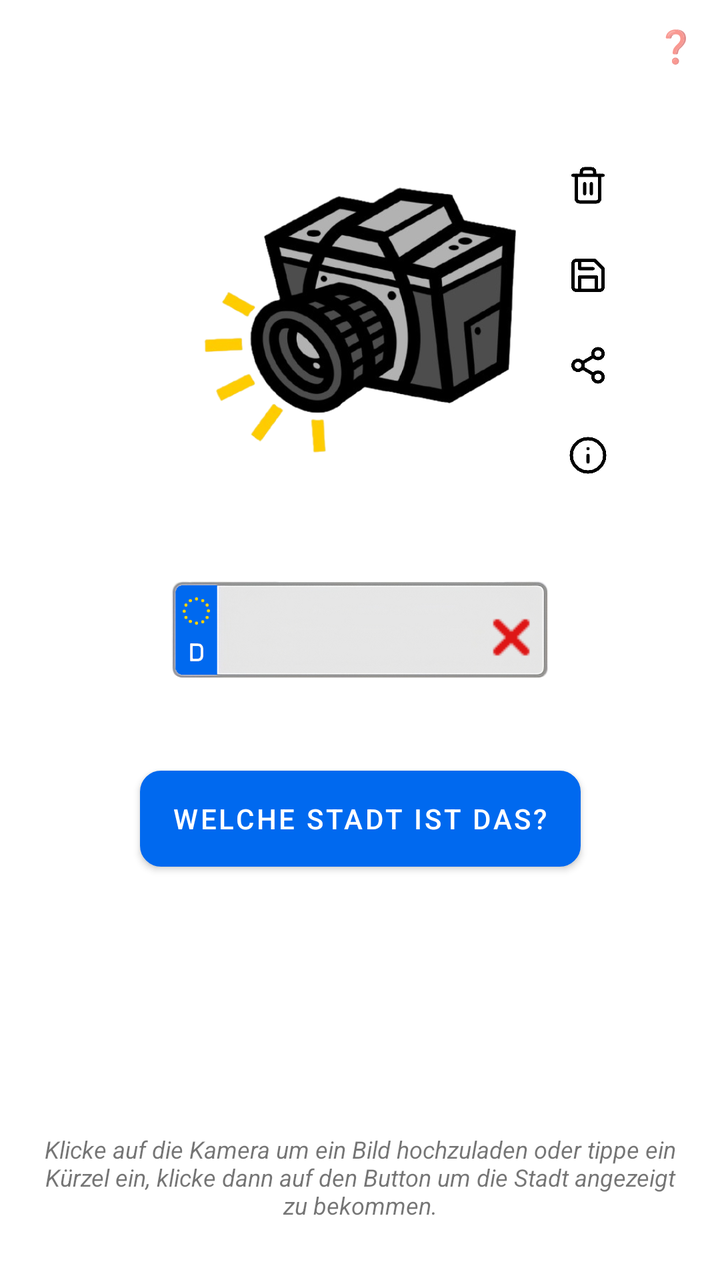
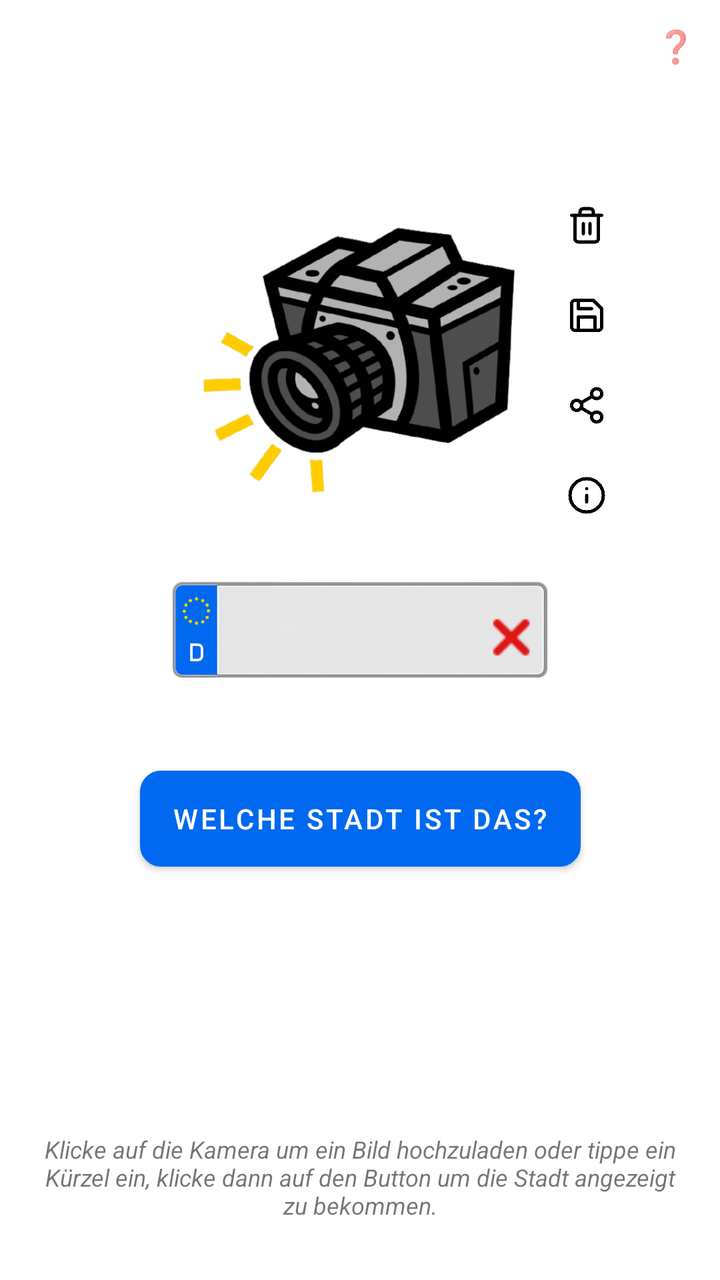

An Android layout rendered at two revisions. The XML below is the earlier revision; the diff shows what the commit changed to produce the second picture.
<!-- AndroidManifest.xml: application theme Theme.Kennzeichenerkennung -->
<!-- res/layout/fragment_home.xml -->
<?xml version="1.0" encoding="utf-8"?>
<androidx.coordinatorlayout.widget.CoordinatorLayout xmlns:android="http://schemas.android.com/apk/res/android"
    xmlns:app="http://schemas.android.com/apk/res-auto"
    xmlns:tools="http://schemas.android.com/tools"
    android:layout_width="match_parent"
    android:layout_height="match_parent"
    tools:context=".ui.day.DayFragment">

    <androidx.constraintlayout.widget.ConstraintLayout
        android:id="@+id/button"
        android:layout_width="match_parent"
        android:layout_height="match_parent"
        android:visibility="visible"
        tools:context=".ui.home.HomeFragment"
        tools:visibility="visible">

        <TextView
            android:id="@+id/text_home"
            android:layout_width="match_parent"
            android:layout_height="wrap_content"
            android:layout_marginStart="18dp"
            android:layout_marginTop="8dp"
            android:layout_marginEnd="18dp"
            android:text="Klicke auf die Kamera um ein Bild hochzuladen oder tippe ein Kürzel ein, klicke dann auf den Button um die Stadt angezeigt zu bekommen."
            android:textAlignment="center"
            android:textSize="12sp"
            android:textStyle="italic"
            app:layout_constraintBottom_toBottomOf="parent"
            app:layout_constraintEnd_toEndOf="parent"
            app:layout_constraintHorizontal_bias="0.0"
            app:layout_constraintStart_toStartOf="parent"
            app:layout_constraintTop_toTopOf="parent"
            app:layout_constraintVertical_bias="0.95" />

        <Button
            android:id="@+id/buttongenerate"
            android:layout_width="wrap_content"
            android:layout_height="wrap_content"
            android:layout_marginTop="-20dp"
            android:background="@drawable/edit_text_rounded_corner"
            android:text="Welche Stadt ist das?"
            android:textColor="@color/white"
            app:layout_constraintEnd_toEndOf="parent"
            app:layout_constraintStart_toStartOf="parent"
            app:layout_constraintTop_toBottomOf="@+id/imagekennzeichen" />

        <TextView
            android:id="@+id/tourbtn"
            android:layout_width="wrap_content"
            android:layout_height="wrap_content"
            android:layout_margin="12dp"
            android:text="❓"
            android:textSize="16sp"
            app:layout_constraintEnd_toEndOf="parent"
            app:layout_constraintTop_toTopOf="parent"
            app:tint="#CBDE1616" />

        <ImageView
            android:id="@+id/imageView2"
            android:layout_width="178dp"
            android:layout_height="180dp"
            android:layout_marginTop="70dp"
            android:src="@drawable/camera_pic"
            app:layout_constraintEnd_toEndOf="parent"
            app:layout_constraintHorizontal_bias="0.5"
            app:layout_constraintStart_toStartOf="parent"
            app:layout_constraintTop_toTopOf="parent" />

        <ImageView
            android:id="@+id/imagekennzeichen"
            android:layout_width="280dp"
            android:layout_height="180dp"
            android:layout_marginTop="225dp"
            android:src="@drawable/img3"
            app:layout_constraintEnd_toEndOf="parent"
            app:layout_constraintHorizontal_bias="0.5"
            app:layout_constraintStart_toStartOf="parent"
            app:layout_constraintTop_toTopOf="parent" />

        <com.google.android.material.textfield.TextInputLayout
            android:id="@+id/kuerzeleingabe1"
            style="@style/Widget.MaterialComponents.TextInputLayout.OutlinedBox"
            android:layout_width="138.5dp"
            android:layout_height="wrap_content"
            android:layout_marginTop="44dp"
            android:hint=""
            app:boxBackgroundMode="none"
            app:boxCornerRadiusBottomEnd="12dp"
            app:boxCornerRadiusBottomStart="12dp"
            app:boxCornerRadiusTopEnd="12dp"
            app:boxCornerRadiusTopStart="12dp"
            app:layout_constraintEnd_toEndOf="parent"
            app:layout_constraintHorizontal_bias="0.46"
            app:layout_constraintStart_toStartOf="parent"
            app:layout_constraintTop_toTopOf="@id/imagekennzeichen">

            <com.google.android.material.textfield.TextInputEditText
                android:id="@+id/kuerzeleingabe2"
                android:layout_width="match_parent"
                android:layout_height="wrap_content"
                android:focusedSearchResultHighlightColor="#00FFFFFF"
                android:fontFamily="@font/schriftkraftfahrzeugkennzeichen"
                android:gravity="left|center"
                android:inputType="textCapCharacters"
                android:outlineAmbientShadowColor="#00FFFFFF"
                android:outlineSpotShadowColor="#00FFFFFF"
                android:padding="10dp"
                android:searchResultHighlightColor="#00FFFFFF"
                android:textColor="@color/black"
                android:textColorHighlight="#00BA2626"
                android:textColorHint="#9B9B9B"
                android:textCursorDrawable="?attr/colorTextNormal"
                android:textIsSelectable="true"
                android:textSize="46dp"
                android:textStyle="bold" />
        </com.google.android.material.textfield.TextInputLayout>

        <ImageButton
            android:id="@+id/x"
            android:layout_width="54dp"
            android:layout_height="54dp"
            android:layout_marginStart="-12dp"
            android:backgroundTint="#00FFFFFF"
            android:scaleType="fitCenter"
            android:src="@drawable/icon_x"
            app:layout_constraintBottom_toBottomOf="@+id/kuerzeleingabe1"
            app:layout_constraintStart_toEndOf="@+id/kuerzeleingabe1"
            app:layout_constraintTop_toTopOf="@id/kuerzeleingabe1"
            app:layout_constraintVertical_bias="0.59"
            app:tint="@color/red" />

        <TextView
            android:id="@+id/textViewAusgabe"
            android:layout_width="wrap_content"
            android:layout_height="wrap_content"
            android:layout_marginEnd="0dp"
            android:gravity="center"
            android:padding="20dp"
            android:text=""
            android:textColor="?attr/colorTextNormal"
            android:textSize="23.5dp"
            app:layout_constraintBottom_toTopOf="@+id/text_home"
            app:layout_constraintEnd_toEndOf="parent"
            app:layout_constraintStart_toStartOf="parent"
            app:layout_constraintTop_toBottomOf="@+id/buttongenerate" />

        <TextView
            android:id="@+id/textViewAusgabe2"
            android:layout_width="wrap_content"
            android:layout_height="wrap_content"
            android:layout_marginStart="10dp"
            android:layout_marginTop="10dp"
            android:gravity="center_horizontal"
            android:text=""
            android:textColor="@color/cardview_dark_background"
            android:textSize="10dp"
            app:layout_constraintStart_toStartOf="parent"
            app:layout_constraintTop_toTopOf="parent" />

        <RelativeLayout
            android:layout_width="wrap_content"
            android:layout_height="wrap_content"
            app:layout_constraintBottom_toBottomOf="@id/imageView2"
            app:layout_constraintStart_toEndOf="@id/imageView2"
            app:layout_constraintTop_toTopOf="@+id/imageView2">

            <ImageView
                android:id="@+id/delete_btn"
                android:layout_width="20dp"
                android:layout_height="20dp"
                android:layout_marginLeft="15dp"
                android:src="@drawable/icon_delete"
                app:tint="?attr/colorTextNormal" />

            <ImageView
                android:id="@+id/save_btn"
                android:layout_width="20dp"
                android:layout_height="20dp"
                android:layout_below="@id/delete_btn"
                android:layout_marginLeft="15dp"
                android:layout_marginTop="25dp"
                android:src="@drawable/icon_save"
                app:tint="?attr/colorTextNormal" />

            <ImageView
                android:id="@+id/share_btn"
                android:layout_width="20dp"
                android:layout_height="20dp"
                android:layout_below="@id/save_btn"
                android:layout_marginLeft="15dp"
                android:layout_marginTop="25dp"
                android:src="@drawable/icon_share"
                app:tint="?attr/colorTextNormal" />

            <ImageView
                android:id="@+id/picinfo_btn"
                android:layout_width="20dp"
                android:layout_height="20dp"
                android:layout_below="@id/share_btn"
                android:layout_marginLeft="15dp"
                android:layout_marginTop="25dp"
                android:src="@drawable/icon_info"
                app:tint="?attr/colorTextNormal" />

        </RelativeLayout>

    </androidx.constraintlayout.widget.ConstraintLayout>

    <androidx.constraintlayout.widget.ConstraintLayout
        android:id="@+id/sliderview"
        android:layout_width="match_parent"
        android:layout_height="wrap_content"
        android:background="@drawable/edit_text_rounded_corner_more2"
        android:backgroundTint="?attr/greyslider"
        android:visibility="gone"
        app:behavior_peekHeight="83dp"
        app:layout_behavior="com.google.android.material.bottomsheet.BottomSheetBehavior"
        app:layout_constraintBottom_toBottomOf="parent"
        app:layout_constraintEnd_toEndOf="parent"
        app:layout_constraintStart_toStartOf="parent">

        <RelativeLayout
            android:id="@+id/slider"
            android:layout_width="75dp"
            android:layout_height="6dp"
            android:layout_marginTop="10dp"
            android:background="@drawable/edit_text_rounded_corner_more"
            android:backgroundTint="?attr/colorPrimaryVariant"
            app:layout_constraintEnd_toEndOf="parent"
            app:layout_constraintStart_toStartOf="parent"
            app:layout_constraintTop_toTopOf="parent" />

        <androidx.core.widget.NestedScrollView
            android:id="@+id/infos"
            android:layout_width="match_parent"
            android:layout_height="wrap_content"
            app:layout_constraintBottom_toBottomOf="parent"
            app:layout_constraintEnd_toEndOf="parent"
            app:layout_constraintStart_toStartOf="parent"
            app:layout_constraintTop_toBottomOf="@id/slider">

            <RelativeLayout
                android:layout_width="match_parent"
                android:layout_height="wrap_content"
                android:layout_marginBottom="5dp">

                <androidx.constraintlayout.widget.ConstraintLayout
                    android:layout_width="wrap_content"
                    android:layout_height="wrap_content"
                    android:layout_alignParentEnd="true"
                    android:layout_marginTop="20dp"
                    android:layout_marginEnd="20dp">

                    <ImageView
                        android:id="@+id/like_btn"
                        android:layout_width="24dp"
                        android:layout_height="24dp"
                        android:src="@drawable/icon_heartempty"
                        app:layout_constraintLeft_toLeftOf="parent"
                        app:layout_constraintTop_toTopOf="parent"
                        app:tint="#FF0000" />

                    <ImageView
                        android:id="@+id/liked_btn"
                        android:layout_width="24dp"
                        android:layout_height="24dp"
                        android:src="@drawable/icon_heartfull"
                        app:layout_constraintLeft_toLeftOf="parent"
                        app:layout_constraintTop_toTopOf="parent"
                        app:tint="#FF0000" />
                </androidx.constraintlayout.widget.ConstraintLayout>

                <TextView
                    android:id="@+id/infotitel"
                    android:layout_width="match_parent"
                    android:layout_height="wrap_content"
                    android:layout_marginStart="15dp"
                    android:layout_marginTop="15dp"
                    android:layout_marginEnd="20dp"
                    android:text="Die wichtigsten Infos des Kennzeichens\nzusammengefasst:"
                    android:textAlignment="textStart"
                    android:textColor="?attr/colorTextNormal"
                    android:textSize="16sp"
                    android:textStyle="italic" />

                <RelativeLayout
                    android:id="@+id/fragment_container1"
                    android:layout_width="match_parent"
                    android:layout_height="wrap_content"
                    android:layout_below="@id/infotitel"
                    android:layout_marginHorizontal="12dp"
                    android:layout_marginTop="13dp">

                    <LinearLayout
                        android:id="@+id/factsmapcard"
                        android:layout_width="match_parent"
                        android:layout_height="wrap_content"
                        android:layout_marginTop="13dp"
                        android:orientation="horizontal">

                        <androidx.cardview.widget.CardView
                            android:layout_width="0dp"
                            android:layout_height="wrap_content"
                            android:layout_marginEnd="8dp"
                            android:layout_marginBottom="10dp"
                            android:layout_weight="1"
                            app:cardCornerRadius="12dp"
                            app:cardElevation="4dp">

                            <LinearLayout
                                android:layout_width="match_parent"
                                android:layout_height="wrap_content"
                                android:orientation="vertical"
                                android:padding="10dp">

                                <TextView
                                    android:id="@+id/kuerzeltitel"
                                    android:layout_width="wrap_content"
                                    android:layout_height="wrap_content"
                                    android:text="Kürzel:  "
                                    android:textColor="@color/yellow"
                                    android:textSize="16sp"
                                    android:textStyle="italic|bold" />

                                <TextView
                                    android:id="@+id/kuerzelwert"
                                    android:layout_width="wrap_content"
                                    android:layout_height="wrap_content"
                                    android:text=""
                                    android:textColor="?attr/colorTextNormal"
                                    android:textIsSelectable="true"
                                    android:textSize="16sp" />

                                <TextView
                                    android:id="@+id/herleitungstitel"
                                    android:layout_width="wrap_content"
                                    android:layout_height="wrap_content"
                                    android:text="Herleitung:  "
                                    android:textColor="@color/yellow"
                                    android:textSize="16sp"
                                    android:textStyle="italic|bold" />

                                <TextView
                                    android:id="@+id/herleitungswert"
                                    android:layout_width="wrap_content"
                                    android:layout_height="wrap_content"
                                    android:text=""
                                    android:textColor="?attr/colorTextNormal"
                                    android:textIsSelectable="true"
                                    android:textSize="16sp" />

                                <TextView
                                    android:id="@+id/stadtoderkreistitel"
                                    android:layout_width="wrap_content"
                                    android:layout_height="wrap_content"
                                    android:text="Stadt / Kreis:  "
                                    android:textColor="@color/yellow"
                                    android:textSize="16sp"
                                    android:textStyle="italic|bold" />

                                <TextView
                                    android:id="@+id/stadtoderkreiswert"
                                    android:layout_width="wrap_content"
                                    android:layout_height="wrap_content"
                                    android:text=""
                                    android:textColor="?attr/colorTextNormal"
                                    android:textIsSelectable="true"
                                    android:textSize="16sp" />

                                <TextView
                                    android:id="@+id/bundeslandtitel"
                                    android:layout_width="wrap_content"
                                    android:layout_height="wrap_content"
                                    android:text="Bundesland:  "
                                    android:textColor="@color/yellow"
                                    android:textSize="16sp"
                                    android:textStyle="italic|bold" />

                                <TextView
                                    android:id="@+id/bundeslandwert"
                                    android:layout_width="wrap_content"
                                    android:layout_height="wrap_content"
                                    android:text=""
                                    android:textColor="?attr/colorTextNormal"
                                    android:textIsSelectable="true"
                                    android:textSize="16sp" />

                                <TextView
                                    android:id="@+id/bundesland_iso_titel"
                                    android:layout_width="wrap_content"
                                    android:layout_height="wrap_content"
                                    android:text="Iso3166-2:  "
                                    android:textColor="@color/yellow"
                                    android:textSize="16sp"
                                    android:textStyle="italic|bold" />

                                <TextView
                                    android:id="@+id/bundesland_iso_wert"
                                    android:layout_width="wrap_content"
                                    android:layout_height="wrap_content"
                                    android:text=" ---"
                                    android:textColor="?attr/colorTextNormal"
                                    android:textIsSelectable="true"
                                    android:textSize="16sp" />

                                <TextView
                                    android:id="@+id/landtitel"
                                    android:layout_width="wrap_content"
                                    android:layout_height="wrap_content"
                                    android:text="Länderkürzel:  "
                                    android:textColor="@color/yellow"
                                    android:textSize="16sp"
                                    android:textStyle="italic|bold" />

                                <TextView
                                    android:id="@+id/landwert"
                                    android:layout_width="wrap_content"
                                    android:layout_height="wrap_content"
                                    android:text=""
                                    android:textColor="?attr/colorTextNormal"
                                    android:textIsSelectable="true"
                                    android:textSize="16sp" />
                            </LinearLayout>
                        </androidx.cardview.widget.CardView>

                        <androidx.constraintlayout.widget.ConstraintLayout
                            android:id="@+id/mapconstlayout"
                            android:layout_width="0dp"
                            android:layout_height="match_parent"
                            android:layout_marginStart="8dp"
                            android:layout_weight="1">

                            <androidx.cardview.widget.CardView
                                android:id="@+id/mapcardview"
                                android:layout_width="match_parent"
                                android:layout_height="match_parent"
                                android:layout_marginBottom="10dp"
                                app:cardCornerRadius="16dp"
                                app:cardElevation="4dp"
                                app:layout_constraintBottom_toBottomOf="parent"
                                app:layout_constraintEnd_toEndOf="parent"
                                app:layout_constraintStart_toStartOf="parent"
                                app:layout_constraintTop_toTopOf="parent">

                                <org.osmdroid.views.MapView
                                    android:id="@+id/map"
                                    android:layout_width="match_parent"
                                    android:layout_height="match_parent" />

                                <RelativeLayout
                                    android:id="@+id/maprel"
                                    android:layout_width="match_parent"
                                    android:layout_height="match_parent"
                                    android:layout_alignTop="@id/map"
                                    android:layout_alignBottom="@id/map" />
                            </androidx.cardview.widget.CardView>

                            <androidx.cardview.widget.CardView
                                android:id="@+id/kurzCard"
                                android:layout_width="0dp"
                                android:layout_height="0dp"
                                app:cardBackgroundColor="@color/red"
                                app:cardCornerRadius="999dp"
                                app:cardElevation="4dp"
                                app:cardPreventCornerOverlap="false"
                                app:cardUseCompatPadding="true"
                                app:layout_constraintBottom_toBottomOf="parent"
                                app:layout_constraintDimensionRatio="1:1"
                                app:layout_constraintEnd_toEndOf="parent"
                                app:layout_constraintStart_toStartOf="parent"
                                app:layout_constraintTop_toTopOf="parent">

                                <TextView
                                    android:id="@+id/kurzCardText"
                                    android:layout_width="match_parent"
                                    android:layout_height="match_parent"
                                    android:fontFamily="@font/schriftkraftfahrzeugkennzeichen"
                                    android:gravity="center"
                                    android:text="WUG"
                                    android:textAlignment="center"
                                    android:textColor="@color/white"
                                    android:textSize="90sp"
                                    android:textStyle="bold" />
                            </androidx.cardview.widget.CardView>
                        </androidx.constraintlayout.widget.ConstraintLayout>
                    </LinearLayout>

                    <androidx.cardview.widget.CardView
                        android:id="@+id/infotextcard"
                        android:layout_width="match_parent"
                        android:layout_height="wrap_content"
                        android:layout_below="@id/factsmapcard"
                        android:layout_marginTop="6dp"
                        android:layout_marginBottom="20dp"
                        app:cardCornerRadius="12dp"
                        app:cardElevation="4dp">

                        <LinearLayout
                            android:layout_width="match_parent"
                            android:layout_height="wrap_content"
                            android:orientation="vertical"
                            android:padding="10dp">

                            <TextView
                                android:id="@+id/infotexttitel"
                                android:layout_width="wrap_content"
                                android:layout_height="wrap_content"
                                android:text="KI-Infotext: "
                                android:textColor="@color/yellow"
                                android:textSize="16sp"
                                android:textStyle="italic|bold" />

                            <TextView
                                android:id="@+id/infotextwert"
                                android:layout_width="wrap_content"
                                android:layout_height="wrap_content"
                                android:text="Klicke um einen Informationstext von KI generieren zu lassen"
                                android:textColor="?attr/colorTextNormal"
                                android:textIsSelectable="true"
                                android:textSize="15sp" />
                        </LinearLayout>
                    </androidx.cardview.widget.CardView>

                    <androidx.cardview.widget.CardView
                        android:id="@+id/fussnotencard"
                        android:layout_width="match_parent"
                        android:layout_height="wrap_content"
                        android:layout_below="@id/infotextcard"
                        android:layout_marginTop="-8dp"
                        android:layout_marginBottom="20dp"
                        app:cardCornerRadius="12dp"
                        app:cardElevation="4dp">

                        <LinearLayout
                            android:layout_width="match_parent"
                            android:layout_height="wrap_content"
                            android:orientation="vertical"
                            android:padding="10dp">

                            <TextView
                                android:id="@+id/fussnotentitel"
                                android:layout_width="wrap_content"
                                android:layout_height="wrap_content"
                                android:text="Sonstiges: "
                                android:textColor="@color/yellow"
                                android:textSize="16sp"
                                android:textStyle="italic|bold" />

                            <TextView
                                android:id="@+id/fussnotenwert"
                                android:layout_width="wrap_content"
                                android:layout_height="wrap_content"
                                android:text=" ---"
                                android:textColor="?attr/colorTextNormal"
                                android:textIsSelectable="true"
                                android:textSize="14sp" />
                        </LinearLayout>
                    </androidx.cardview.widget.CardView>
                </RelativeLayout>
            </RelativeLayout>
        </androidx.core.widget.NestedScrollView>
    </androidx.constraintlayout.widget.ConstraintLayout>
</androidx.coordinatorlayout.widget.CoordinatorLayout>
<!-- resources referenced by this layout -->
<resources>
  <color name="black">#FF000000</color>
  <color name="red">#DE1616</color>
  <color name="white">#FFFFFFFF</color>
  <color name="yellow">#FDBB06</color>
  <!-- drawable edit_text_rounded_corner (drawable) -->
  <?xml version="1.0" encoding="utf-8"?>
  <shape android:shape="rectangle" xmlns:android="http://schemas.android.com/apk/res/android">
  
      <stroke android:width="1dp" android:color="@color/white"/>
      <corners android:radius="10dp"/>
      <solid android:color="@color/white"/>
  </shape>
  <!-- drawable edit_text_rounded_corner_more (drawable) -->
  <?xml version="1.0" encoding="utf-8"?>
  <shape android:shape="rectangle" xmlns:android="http://schemas.android.com/apk/res/android">
  
      <stroke android:width="0.8dp" android:color="@color/black"/>
      <corners android:radius="40dp"/>
      <solid android:color="@color/white"/>
  </shape>
  <!-- drawable edit_text_rounded_corner_more2 (drawable) -->
  <?xml version="1.0" encoding="utf-8"?>
  <shape android:shape="rectangle" xmlns:android="http://schemas.android.com/apk/res/android">
  
      <stroke android:width="5dp" android:color="@color/white"/>
      <corners android:radius="35dp"/>
      <solid android:color="@color/white"/>
  </shape>
  <!-- drawable icon_save: png bitmap (drawable, 3652 bytes) -->
  <!-- drawable icon_x: png bitmap (drawable, 269 bytes) -->
  <!-- drawable img3: png bitmap (drawable, 148278 bytes) -->
  <style name="Theme.Kennzeichenerkennung" parent="Theme.MaterialComponents.DayNight.DarkActionBar">
          
          <item name="colorPrimary">@color/blue_500</item>
          <item name="colorPrimaryVariant">@color/blue_700</item>
          <item name="colorOnPrimary">@color/white</item>
          
          <item name="colorSecondary">@color/yellow</item>
          <item name="colorSecondaryVariant">@color/yellow</item>
          <item name="colorOnSecondary">@color/textlight</item>
          
          <item name="android:statusBarColor">?attr/colorPrimaryVariant</item>
          
          <item name="colorTextNormal">@color/black</item>
          <item name="blueText">@color/blue_700</item>
          <item name="dialog_background">@color/white</item>
          <item name="greyslider">#DEDEDE</item>
          <item name="backcolor">#FDFDFD</item>
          
      </style>
  <color name="blue_500">#0069EF</color>
  <color name="blue_700">#0069EF</color>
  <color name="textlight">#AFAFAF</color>
  <!-- unchanged entries left out for length: 6 -->
</resources>

<!-- the commit's change to res/layout/fragment_home.xml (unified diff, before → after) -->
@@ -57,12 +57,16 @@
 
         <ImageView
             android:id="@+id/imageView2"
-            android:layout_width="178dp"
-            android:layout_height="180dp"
-            android:layout_marginTop="70dp"
+            android:layout_width="wrap_content"
+            android:layout_height="200dp"
+            android:layout_marginTop="80dp"
+            android:adjustViewBounds="true"
+            android:maxWidth="178dp"
+            android:maxHeight="200dp"
+            android:scaleType="fitCenter"
             android:src="@drawable/camera_pic"
             app:layout_constraintEnd_toEndOf="parent"
-            app:layout_constraintHorizontal_bias="0.5"
+            app:layout_constraintHorizontal_bias="0.497"
             app:layout_constraintStart_toStartOf="parent"
             app:layout_constraintTop_toTopOf="parent" />
 
<!-- resource entries referenced after the edit -->
@@ -49,10 +49,46 @@
           <item name="greyslider">#DEDEDE</item>
           <item name="backcolor">#FDFDFD</item>
           
+          <item name="alertDialogTheme">@style/Theme.Kennzeichenerkennung.CompactDialog</item>
       </style>
   <color name="blue_500">#0069EF</color>
   <color name="blue_700">#0069EF</color>
   <color name="textlight">#AFAFAF</color>
+  <style name="Theme.Kennzeichenerkennung.CompactDialog" parent="Theme.MaterialComponents.Dialog">
+          
+          <item name="android:windowBackground">@drawable/dialog_background</item>
+          
+          <item name="android:windowIsFloating">true</item>
+          
+          <item name="android:backgroundDimEnabled">true</item>
+  
+          <item name="colorPrimary">@color/blue_500</item>
+          <item name="colorPrimaryVariant">@color/blue_700</item>
+          <item name="colorOnPrimary">@color/white</item>
+          
+          <item name="colorSecondary">@color/yellow</item>
+          <item name="colorSecondaryVariant">@color/yellow</item>
+          <item name="colorOnSecondary">@color/textlight</item>
+          
+          <item name="android:statusBarColor">?attr/colorPrimaryVariant</item>
+          
+          <item name="colorTextNormal">@color/black</item>
+          <item name="dialog_background">@color/white</item>
+          <item name="greyslider">#DEDEDE</item>
+          <item name="backcolor">#FDFDFD</item>
+          <item name="android:textColor">?attr/colorTextNormal</item>
+          <item name="android:textColorPrimary">?attr/colorTextNormal</item>
+      </style>
+  <!-- drawable dialog_background (drawable) -->
+  <shape xmlns:android="http://schemas.android.com/apk/res/android" android:shape="rectangle">
+      <solid android:color="?attr/dialog_background"/> 
+      <corners android:radius="28dp" />
+      <padding
+          android:bottom="4dp"
+          android:left="8dp"
+          android:right="8dp"
+          android:top="4dp" />
+  </shape>
   <!-- unchanged entries left out for length: 6 -->
 </resources>
 
